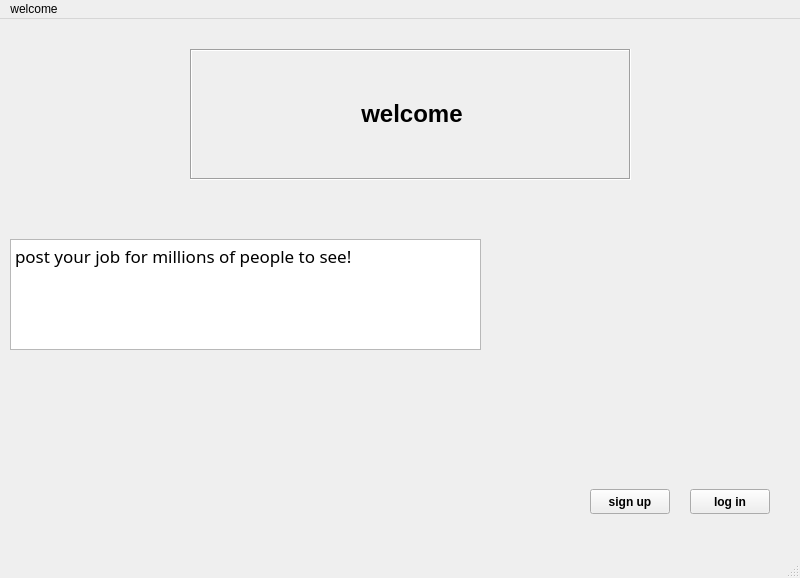
Before: the Qt Designer form welcome.ui in white-vessel/eyd-project, drawn with Qt 5.
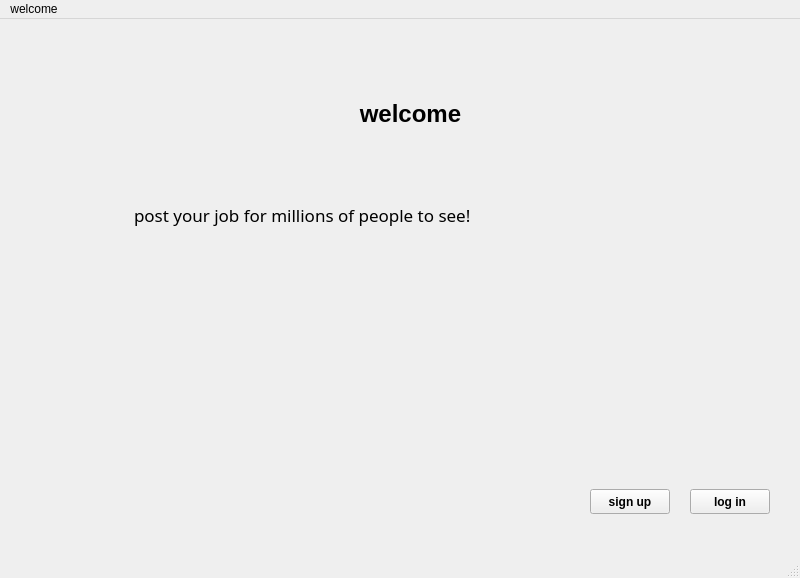
After: the same form once the commit is applied. Icons and pictures are not drawn.

Patch:
```diff
--- a/welcome.ui
+++ b/welcome.ui
@@ -18,6 +18,9 @@
   </property>
   <widget class="QWidget" name="centralwidget">
    <widget class="QLabel" name="label">
+    <property name="enabled">
+     <bool>false</bool>
+    </property>
     <property name="geometry">
      <rect>
       <x>190</x>
@@ -33,7 +36,7 @@
      <string notr="true">color: rgb(0, 0, 0);</string>
     </property>
     <property name="frameShape">
-     <enum>QFrame::Box</enum>
+     <enum>QFrame::NoFrame</enum>
     </property>
     <property name="frameShadow">
      <enum>QFrame::Sunken</enum>
@@ -92,12 +95,15 @@
     </property>
    </widget>
    <widget class="QPlainTextEdit" name="plainTextEdit">
+    <property name="enabled">
+     <bool>false</bool>
+    </property>
     <property name="geometry">
      <rect>
-      <x>10</x>
-      <y>220</y>
-      <width>471</width>
-      <height>111</height>
+      <x>130</x>
+      <y>180</y>
+      <width>581</width>
+      <height>71</height>
      </rect>
     </property>
     <property name="font">
@@ -111,6 +117,9 @@
     <property name="styleSheet">
      <string notr="true">color: rgb(0, 0, 0);</string>
     </property>
+    <property name="frameShape">
+     <enum>QFrame::NoFrame</enum>
+    </property>
     <property name="readOnly">
      <bool>true</bool>
     </property>
```
